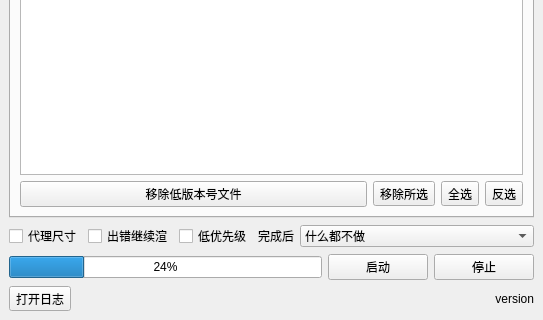
First picture: the form in batchrender.ui, repository NateScarlet/NukeBatchRender, before the edit; both pictures show x 0 to 543 and y 229 to 549 of the 543 by 549 pixel window.
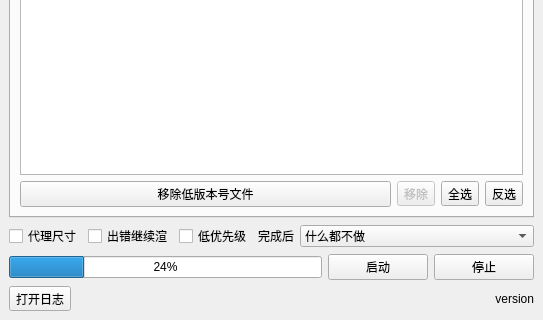
Second picture: the form after the edit.

Commit message: Implement selection control buttons

```diff
--- a/batchrender.ui
+++ b/batchrender.ui
@@ -117,8 +117,11 @@
                 </item>
                 <item>
                  <widget class="QToolButton" name="toolButtonRemove">
+                  <property name="enabled">
+                   <bool>false</bool>
+                  </property>
                   <property name="text">
-                   <string>移除所选</string>
+                   <string>移除</string>
                   </property>
                  </widget>
                 </item>
```
Left out of the diff: 4 changed lines with no effect on the pictures. The commit also changes 1 other file.
